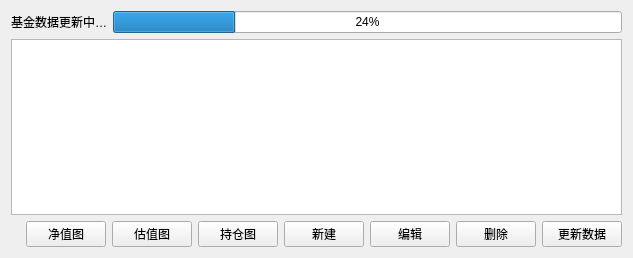
Ginakira/Funder, file src/ui/holding_tab.ui: the form before one commit.
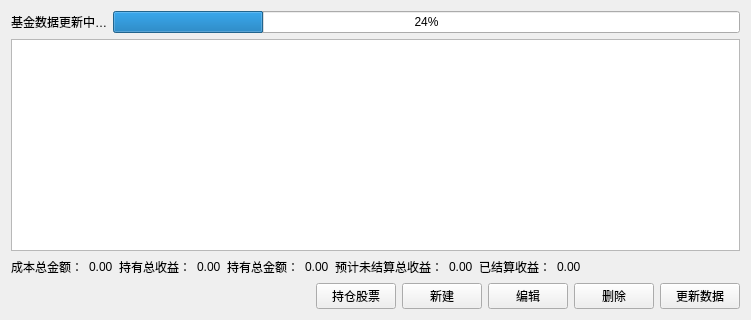
The form after the commit.

```diff
--- a/src/ui/holding_tab.ui
+++ b/src/ui/holding_tab.ui
@@ -6,8 +6,8 @@
    <rect>
     <x>0</x>
     <y>0</y>
-    <width>633</width>
-    <height>258</height>
+    <width>751</width>
+    <height>320</height>
    </rect>
   </property>
   <property name="windowTitle">
@@ -38,6 +38,113 @@
    <item>
     <widget class="QTableView" name="holding_table_view"/>
    </item>
+   <item>
+    <layout class="QHBoxLayout" name="horizontalLayout_8">
+     <item>
+      <layout class="QHBoxLayout" name="horizontalLayout_3">
+       <item>
+        <widget class="QLabel" name="label">
+         <property name="text">
+          <string>成本总金额：</string>
+         </property>
+        </widget>
+       </item>
+       <item>
+        <widget class="QLabel" name="total_cost_label">
+         <property name="text">
+          <string>0.00</string>
+         </property>
+        </widget>
+       </item>
+      </layout>
+     </item>
+     <item>
+      <layout class="QHBoxLayout" name="horizontalLayout_4">
+       <item>
+        <widget class="QLabel" name="label_6">
+         <property name="text">
+          <string>持有总收益：</string>
+         </property>
+        </widget>
+       </item>
+       <item>
+        <widget class="QLabel" name="total_earnings_label">
+         <property name="text">
+          <string>0.00</string>
+         </property>
+        </widget>
+       </item>
+      </layout>
+     </item>
+     <item>
+      <layout class="QHBoxLayout" name="horizontalLayout_5">
+       <item>
+        <widget class="QLabel" name="label_8">
+         <property name="text">
+          <string>持有总金额：</string>
+         </property>
+        </widget>
+       </item>
+       <item>
+        <widget class="QLabel" name="total_holding_amount_label">
+         <property name="text">
+          <string>0.00</string>
+         </property>
+        </widget>
+       </item>
+      </layout>
+     </item>
+     <item>
+      <layout class="QHBoxLayout" name="horizontalLayout_7">
+       <item>
+        <widget class="QLabel" name="label_7">
+         <property name="text">
+          <string>预计未结算总收益：</string>
+         </property>
+        </widget>
+       </item>
+       <item>
+        <widget class="QLabel" name="total_expected_earnings_label">
+         <property name="text">
+          <string>0.00</string>
+         </property>
+        </widget>
+       </item>
+      </layout>
+     </item>
+     <item>
+      <layout class="QHBoxLayout" name="horizontalLayout_9">
+       <item>
+        <widget class="QLabel" name="settled_earnings_text_label">
+         <property name="text">
+          <string>已结算收益：</string>
+         </property>
+        </widget>
+       </item>
+       <item>
+        <widget class="QLabel" name="settled_earnings_label">
+         <property name="text">
+          <string>0.00</string>
+         </property>
+        </widget>
+       </item>
+      </layout>
+     </item>
+     <item>
+      <spacer name="horizontalSpacer">
+       <property name="orientation">
+        <enum>Qt::Horizontal</enum>
+       </property>
+       <property name="sizeHint" stdset="0">
+        <size>
+         <width>40</width>
+         <height>20</height>
+        </size>
+       </property>
+      </spacer>
+     </item>
+    </layout>
+   </item>
    <item>
     <layout class="QHBoxLayout" name="horizontalLayout_2">
      <item>
@@ -56,21 +163,7 @@
      <item>
       <widget class="QPushButton" name="net_figure_button">
        <property name="text">
-        <string>净值图</string>
-       </property>
-      </widget>
-     </item>
-     <item>
-      <widget class="QPushButton" name="valuation_figure_button">
-       <property name="text">
-        <string>估值图</string>
-       </property>
-      </widget>
-     </item>
-     <item>
-      <widget class="QPushButton" name="position_figure_button">
-       <property name="text">
-        <string>持仓图</string>
+        <string>持仓股票</string>
        </property>
       </widget>
      </item>
```
Left out of the diff: 2 changed lines with no effect on the pictures.
